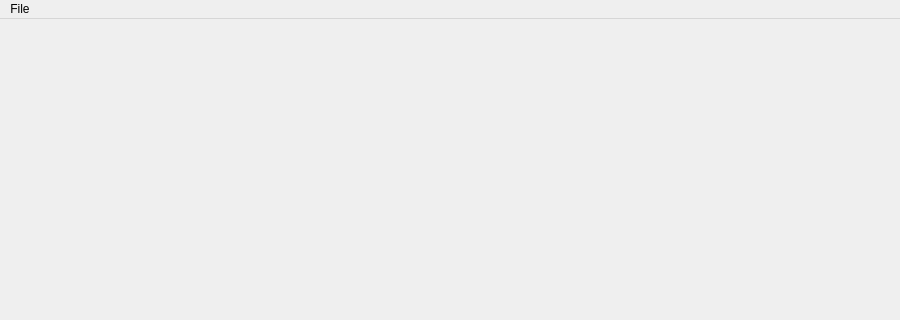
This is src/form/mainwindow.ui in jackfiled/auto_bus as Qt 5 draws it before an edit; both pictures show x 0 to 900 and y 0 to 320 of the 900 by 622 pixel window. The edited form follows.
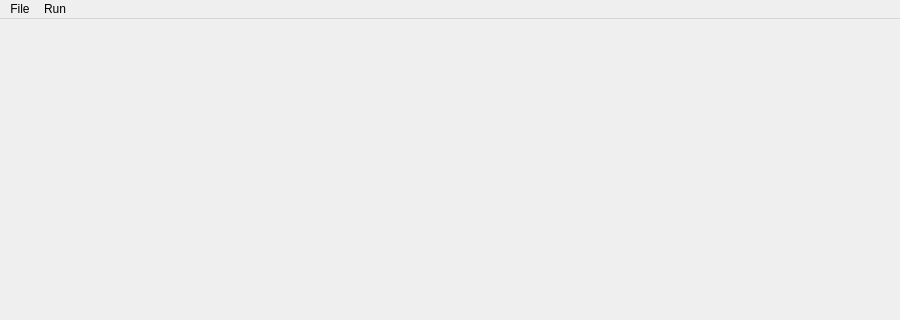
This is the edited form.

Diff of the .ui file:
```diff
--- a/src/form/mainwindow.ui
+++ b/src/form/mainwindow.ui
@@ -41,7 +41,16 @@
     <addaction name="actionRead_ConfigFile"/>
     <addaction name="actionExit"/>
    </widget>
+   <widget class="QMenu" name="menuRun">
+    <property name="title">
+     <string>Run</string>
+    </property>
+    <addaction name="actionRun_Bus"/>
+    <addaction name="actionPause_Bus"/>
+    <addaction name="actionStop_Bus"/>
+   </widget>
    <addaction name="menuFile"/>
+   <addaction name="menuRun"/>
   </widget>
   <action name="actionRead_ConfigFile">
    <property name="text">
```
Left out of the diff: 15 changed lines with no effect on the pictures.
